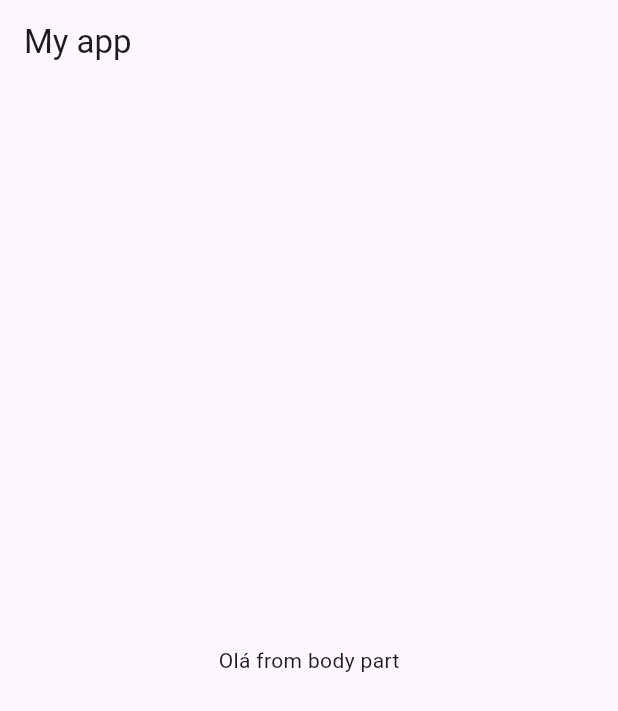
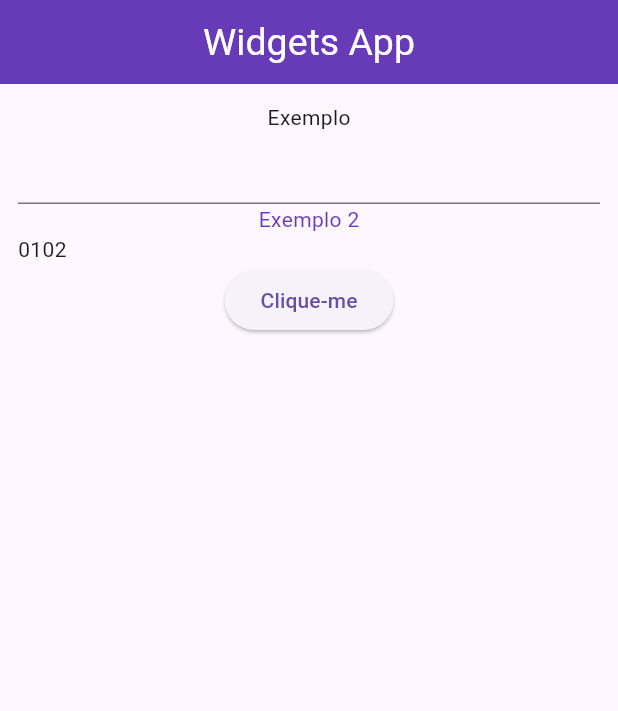
Before and after one commit to FelipeMatthew/trescon-learnings, a Flutter app: the screen it shows after launch, on a phone screen of 412 x 824 dp. Shown: the top 711 px of the screen. Run offline on Flutter 3.47's test engine with Material 3 defaults, Android fonts, the phone set to English and light mode, and no system bars.

Commit message:
Widgets anatomy

```diff
--- a/school_of_net/flutter/my_first_app/lib/main.dart
+++ b/school_of_net/flutter/my_first_app/lib/main.dart
@@ -1,24 +1,50 @@
 import 'package:flutter/material.dart';
 
-void main() => runApp(MyApp());
+void main() => runApp(WidgetApp());
 
-// Static app
-class MyApp extends StatelessWidget
-{
+class WidgetApp extends StatelessWidget {
   @override
   Widget build(BuildContext context) {
+
+    Text text = Text('Exemplo');
+    TextField entry = TextField();
+
     return MaterialApp(
-      title: "My app", // Titulo
+      title: 'Widgets app',
       home: Scaffold(
-        appBar: AppBar(// Header
-          title: Text('My app'),
+        appBar: AppBar(
+          title: Text('Widgets App'),
+          titleTextStyle: TextStyle(
+            color: Colors.white,
+            fontSize: 25,
+          ),
+          centerTitle: true,
+          backgroundColor: Colors.deepPurple,
         ),
-        body: Center(
-          child: Text('Olá from body part'),
-        ), // Body
+        body: Padding(
+          padding: EdgeInsets.all(12.0),
+          child: Column(
+            children: <Widget>[
+              text,
+              entry,
+              Text(
+                'Exemplo 2',
+                style: TextStyle(color: Colors.deepPurple)
+              ),
+              Row(
+                children: <Widget>[
+                  Text('01'),
+                  Text('02'),
+                ],
+              ),
+              ElevatedButton(
+                onPressed: () {},
+                child: Text('Clique-me'),
+              ),
+            ],
+          ),
+        ),
       ),
-
     );
   }
-
 }
```
